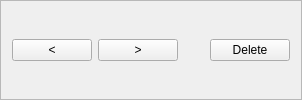
google/orbit, file OrbitQt/orbiteventiterator.ui: the form before one commit.
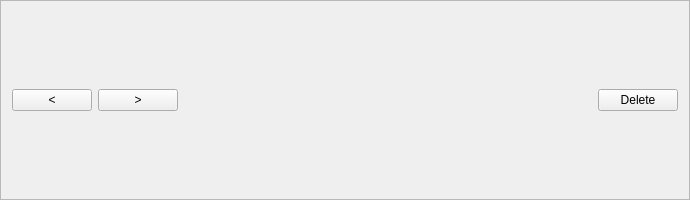
The form after the commit. Custom widgets are drawn as their Qt base class.

Commit message: Add elided text label for function name label in iterator UI

```diff
--- a/OrbitQt/orbiteventiterator.ui
+++ b/OrbitQt/orbiteventiterator.ui
@@ -2,14 +2,14 @@
 <ui version="4.0">
  <class>OrbitEventIterator</class>
  <widget class="QFrame" name="OrbitEventIterator">
-  <!-- <property name="geometry">
+  <property name="geometry">
    <rect>
     <x>0</x>
     <y>0</y>
     <width>690</width>
     <height>200</height>
    </rect>
-  </property> -->
+  </property>
   <property name="sizePolicy">
    <sizepolicy hsizetype="Preferred" vsizetype="Minimum">
     <horstretch>0</horstretch>
@@ -53,11 +53,20 @@
     </widget>
    </item>
    <item row="0" column="2">
-    <widget class="QLabel" name="Label">
+    <widget class="ElidedLabel" name="Label">
+     <property name="sizePolicy">
+      <sizepolicy hsizetype="MinimumExpanding" vsizetype="Fixed">
+       <horstretch>0</horstretch>
+       <verstretch>0</verstretch>
+      </sizepolicy>
+     </property>
     </widget>
    </item>
    <item row="0" column="3">
     <widget class="QLabel" name="CountLabel">
+     <property name="alignment">
+      <set>Qt::AlignRight | Qt::AlignVCenter</set>
+     </property>
     </widget>
    </item>
    <item row="0" column="4">
@@ -77,9 +86,9 @@
  </widget>
  <customwidgets>
   <customwidget>
-   <class>OrbitTreeView</class>
-   <extends>QTreeView</extends>
-   <header>orbittreeview.h</header>
+   <class>ElidedLabel</class>
+   <extends>QLabel</extends>
+   <header>orbiteventiterator.h</header>
   </customwidget>
  </customwidgets>
  <resources/>
```
The commit also changes 3 other files.
